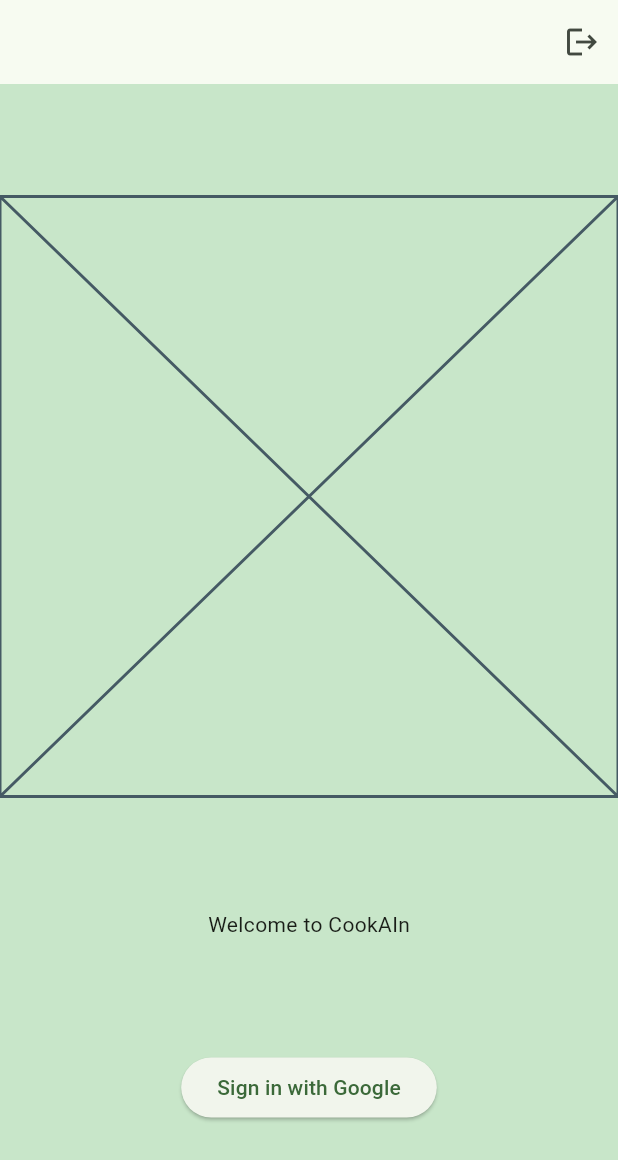
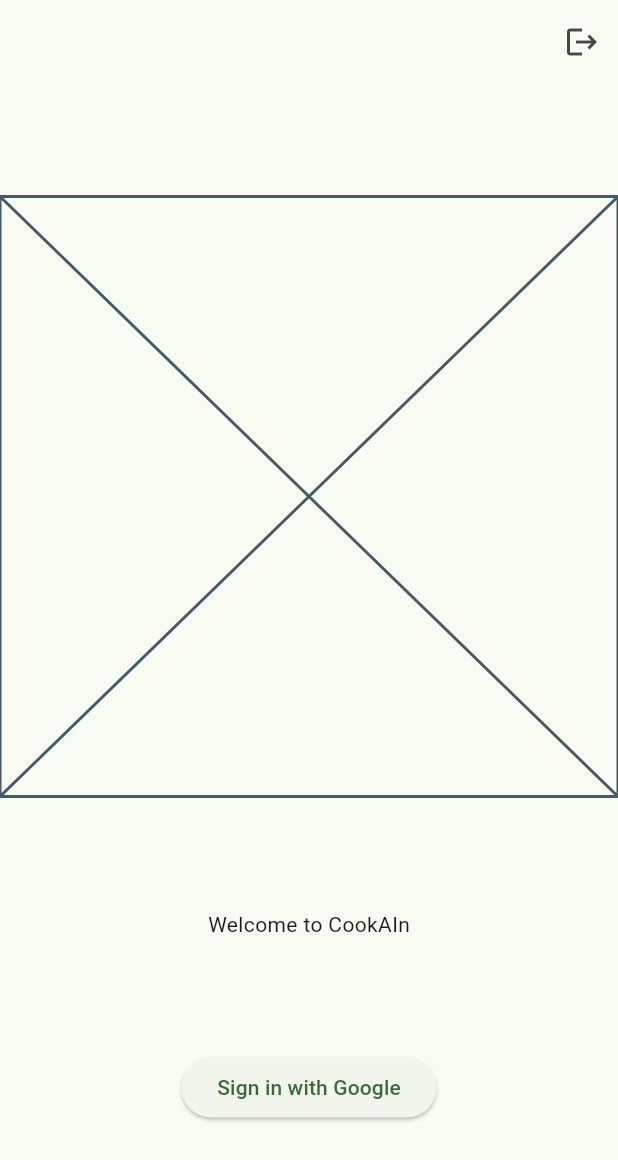
Before and after one commit to Hhanri/cookAIn, a Flutter app: the screen it shows after launch, on a phone screen of 412 x 824 dp. Shown: the top 1160 px of the screen. Run offline on Flutter 3.47's test engine with Material 2 defaults, Android fonts, the phone set to English and light mode, and no system bars; our stand-ins replace cloud_firestore, dartz, equatable, firebase_auth, firebase_core, flutter_bloc and 4 more; accounts and stored records are empty; generated files the repository leaves out were written again.

Commit message:
theme update, router, service locator update

```diff
--- /dev/null
+++ b/lib/core/config/router.dart
@@ -0,0 +1,89 @@
+import 'dart:async';
+
+import 'package:cookain/auth/presentation/cubits/auth_cubit.dart';
+import 'package:cookain/auth/presentation/pages/sign_in_page.dart';
+import 'package:cookain/ingredients/presentation/pages/ingredients_page.dart';
+import 'package:flutter/material.dart';
+import 'package:go_router/go_router.dart';
+
+class MyGoRouter {
+
+  final AuthCubit authCubit;
+
+  MyGoRouter({required this.authCubit});
+
+  static final GlobalKey<NavigatorState> navigatorKey = GlobalKey<NavigatorState>();
+
+  static BuildContext get context => navigatorKey.currentContext!;
+
+  static void pop() {
+    GoRouter.of(context).pop();
+  }
+
+  static void maybePop() {
+    if (GoRouter.of(context).canPop()) pop();
+  }
+
+  late final router = GoRouter(
+    initialLocation: homeRoute,
+    navigatorKey: navigatorKey,
+    debugLogDiagnostics: true,
+    refreshListenable: GoRouterRefreshStream(authCubit.stream),
+    routes: <GoRoute>[
+      GoRoute(
+        path: homeRoute,
+        name: homeName,
+        pageBuilder: (context, state) {
+          return const MaterialPage(child: IngredientsPage());
+        }
+      ),
+      GoRoute(
+        path: signInRoute,
+        name: signInName,
+        pageBuilder: (context, state) {
+          return const MaterialPage(child: SignInPage());
+        }
+      ),
+    ],
+    redirect: (context, state) {
+      final bool isLoggedIn = authCubit.state is AuthSignedIn;
+      if (isLoggedIn) {
+
+        if (_needSignedInRoutes.any(
+          (element) => state.matchedLocation.contains(element)
+        )) return null;
+
+        return homeRoute;
+      } else {
+        return signInRoute;
+      }
+    }
+  );
+
+  static const signInRoute = "/signIn";
+  static const signInName = "signIn";
+
+  static const homeRoute = "/home";
+  static const homeName = "home";
+
+  static const _needSignedInRoutes = [
+    homeRoute,
+  ];
+
+}
+
+class GoRouterRefreshStream extends ChangeNotifier {
+  GoRouterRefreshStream(Stream<dynamic> stream) {
+    notifyListeners();
+    _subscription = stream.asBroadcastStream().listen((dynamic _) => notifyListeners(),
+    );
+  }
+
+  late final StreamSubscription<dynamic> _subscription;
+
+  @override
+  void dispose() {
+    _subscription.cancel();
+    super.dispose();
+  }
+}
--- a/lib/core/config/theme.dart
+++ b/lib/core/config/theme.dart
@@ -5,7 +5,13 @@
 
   static final data = ThemeData(
     useMaterial3: true,
-    scaffoldBackgroundColor: Colors.green.shade100,
-    colorSchemeSeed: Colors.green
+    //scaffoldBackgroundColor: Colors.green.shade50,
+    colorSchemeSeed: Colors.green,
+    listTileTheme: ListTileThemeData(
+      tileColor: Colors.green.shade50,
+      dense: false,
+      visualDensity: VisualDensity.comfortable,
+      shape: RoundedRectangleBorder(borderRadius: BorderRadius.circular(12))
+    )
   );
 }
--- a/lib/core/service_locator.dart
+++ b/lib/core/service_locator.dart
@@ -6,6 +6,7 @@
 import 'package:cookain/auth/domain/use_cases/sign_out_use_case.dart';
 import 'package:cookain/auth/domain/use_cases/user_changes_use_case.dart';
 import 'package:cookain/auth/presentation/cubits/auth_cubit.dart';
+import 'package:cookain/core/config/router.dart';
 import 'package:cookain/ingredients/data/data_sources/ingredients_remote_data_source.dart';
 import 'package:cloud_firestore/cloud_firestore.dart';
 import 'package:cookain/ingredients/domain/use_cases/add_ingredient_quantity_use_case.dart';
@@ -14,6 +15,7 @@
 import 'package:cookain/ingredients/domain/use_cases/ingredients_stream_use_case.dart';
 import 'package:cookain/ingredients/domain/use_cases/remove_ingredient_quantity_use_case.dart';
 import 'package:cookain/ingredients/domain/use_cases/remove_ingredient_use_case.dart';
+import 'package:cookain/ingredients/presentation/cubits/ingredients_cubit/ingredients_cubit.dart';
 import 'package:firebase_auth/firebase_auth.dart';
 import 'package:cookain/ingredients/data/data_sources/ingredients_data_source_interface.dart';
 import 'package:cookain/ingredients/data/repository/ingredients_reposiroty_implementation.dart';
@@ -66,4 +68,17 @@
   sl.registerLazySingleton<RemoveIngredientQuantityUseCase>(() => RemoveIngredientQuantityUseCase(sl.get<IngredientsRepositoryInterface>()));
   sl.registerLazySingleton<IngredientsStreamUseCase>(() => IngredientsStreamUseCase(sl.get<IngredientsRepositoryInterface>()));
 
+  sl.registerLazySingleton<IngredientsCubit>(
+    () => IngredientsCubit(
+      ingredientsStreamUseCase: sl.get<IngredientsStreamUseCase>(),
+      addIngredientUseCase: sl.get<AddIngredientUseCase>(),
+      editIngredientUseCase: sl.get<EditIngredientUseCase>(),
+      removeIngredientUseCase: sl.get<RemoveIngredientUseCase>(),
+      addIngredientQuantityUseCase: sl.get<AddIngredientQuantityUseCase>(),
+      removeIngredientQuantityUseCase: sl.get<RemoveIngredientQuantityUseCase>(),
+    )
+  );
+
+  // Router
+  sl.registerLazySingleton<MyGoRouter>(() => MyGoRouter(authCubit: sl.get<AuthCubit>()));
 }
--- a/lib/main.dart
+++ b/lib/main.dart
@@ -1,5 +1,5 @@
 import 'package:cookain/auth/presentation/cubits/auth_cubit.dart';
-import 'package:cookain/auth/presentation/pages/sign_in_page.dart';
+import 'package:cookain/core/config/router.dart';
 import 'package:cookain/core/config/theme.dart';
 import 'package:cookain/firebase_options.dart';
 import 'package:firebase_core/firebase_core.dart';
@@ -25,10 +25,10 @@
           create: (context) => sl.get<AuthCubit>(),
         ),
       ],
-      child: MaterialApp(
+      child: MaterialApp.router(
         title: 'Flutter Demo',
         theme: MyTheme.data,
-        home: const SignInPage(),
+        routerConfig: sl.get<MyGoRouter>().router,
       ),
     );
   }
```
